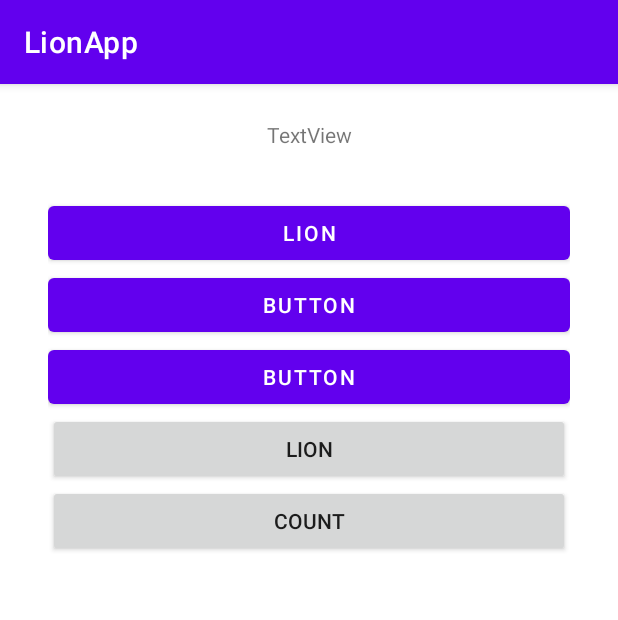
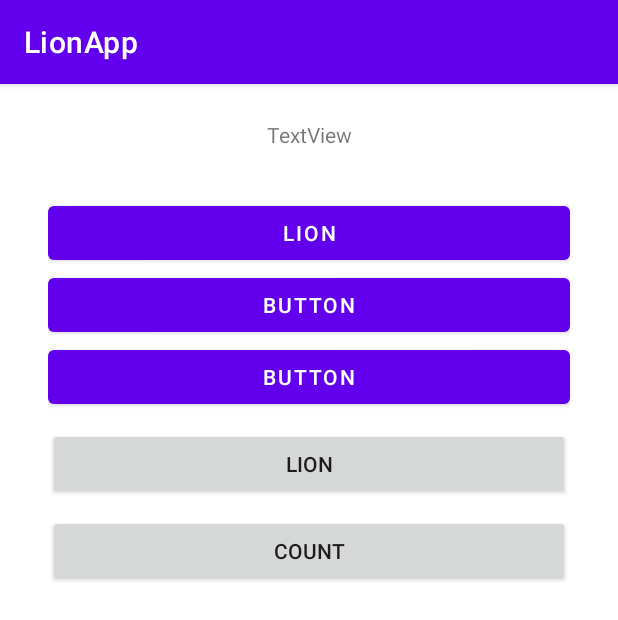
Before and after one commit to rlaxogud0909/Android_ML, an Android app: the screen it shows after launch (HomeActivity), on a phone screen of 412 x 824 dp. Shown: the top 620 px of the screen. Run offline under Robolectric (Android 15) with nearby library versions, the phone set to English and light mode, and no system bars.

Commit message:
안드로이드 화면전환 - 네비게이션 홈 화면..,코드로 버튼 간격 띄우기

```diff
--- a/LionApp/app/src/main/java/com/example/lionapp/HomeActivity.kt
+++ b/LionApp/app/src/main/java/com/example/lionapp/HomeActivity.kt
@@ -6,6 +6,7 @@ import android.os.Bundle
 import android.widget.Button
 import android.widget.LinearLayout
 import com.example.lionapp.databinding.ActivityHomeBinding
+import kotlin.math.roundToInt
 
 class HomeActivity : AppCompatActivity() {
     private lateinit var binding: ActivityHomeBinding
@@ -25,6 +26,10 @@ class HomeActivity : AppCompatActivity() {
             LinearLayout.LayoutParams.WRAP_CONTENT
         )
 
+        val dm = resources.displayMetrics
+//        val size = Math.round(10 * dm.density)
+        val size = (10 * dm.density).roundToInt()
+        params.topMargin = size
 
         for(key in buttons.keys) {
             val btn = Button(this)
```
